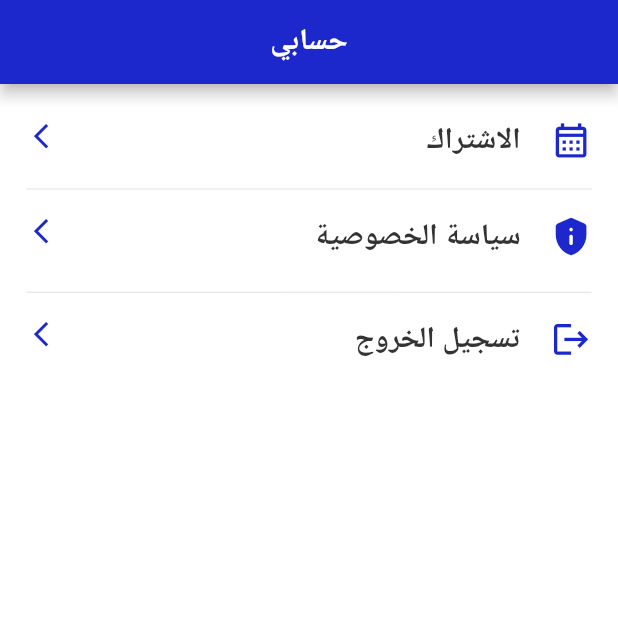
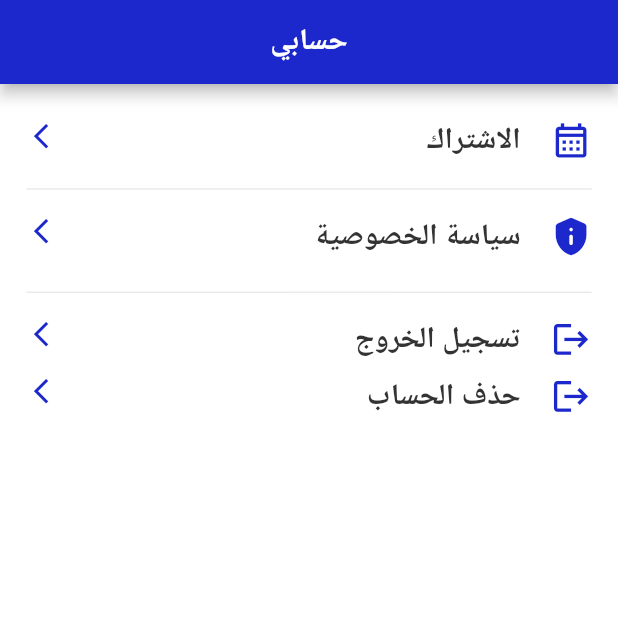
Before and after one commit to AhmedMosa99/fitness, a Flutter app: the ProfileScreen screen opened directly, on a phone screen of 412 x 824 dp, the top half of it. Run offline on Flutter 3.47's test engine with Material 2 defaults, Android fonts, the phone set to English and light mode, and no system bars; our stand-ins replace carousel_slider, dio, dots_indicator, firebase_core, firebase_messaging, flutter_html and 6 more; accounts and stored records are empty; network calls fail; project files that could hold a hidden picture were left out.

Commit message:
first commit

```diff
--- a/lib/moduls/profile/views/screens/my_profile.dart
+++ b/lib/moduls/profile/views/screens/my_profile.dart
@@ -167,6 +167,40 @@ class ProfileScreen extends StatelessWidget {
                     ],
                   )),
               SizedBox(
+                height: 10.h,
+              ),
+              InkWell(
+                  onTap: () async {
+                    Get.offAll(LoginScreen());
+                    token = null;
+                    await SharePref.init();
+                    await SharePref.removeKey('token');
+                  },
+                  child: Row(
+                    mainAxisAlignment: MainAxisAlignment.spaceBetween,
+                    crossAxisAlignment: CrossAxisAlignment.start,
+                    children: [
+                      Row(
+                        children: [
+                          Icon(
+                            Icons.logout,
+                            size: 25.w,
+                            color: Theme.of(context).primaryColor,
+                          ),
+                          SizedBox(
+                            width: 18.w,
+                          ),
+                          Text("حذف الحساب".tr,
+                              style: TextStyle(
+                                  fontSize: 18.sp,
+                                  fontWeight: FontWeight.w600)),
+                        ],
+                      ),
+                      Icon(Icons.arrow_forward_ios,
+                          size: 18.w, color: Theme.of(context).primaryColor)
+                    ],
+                  )),
+              SizedBox(
                 height: 15.h,
               ),
             ],
```
